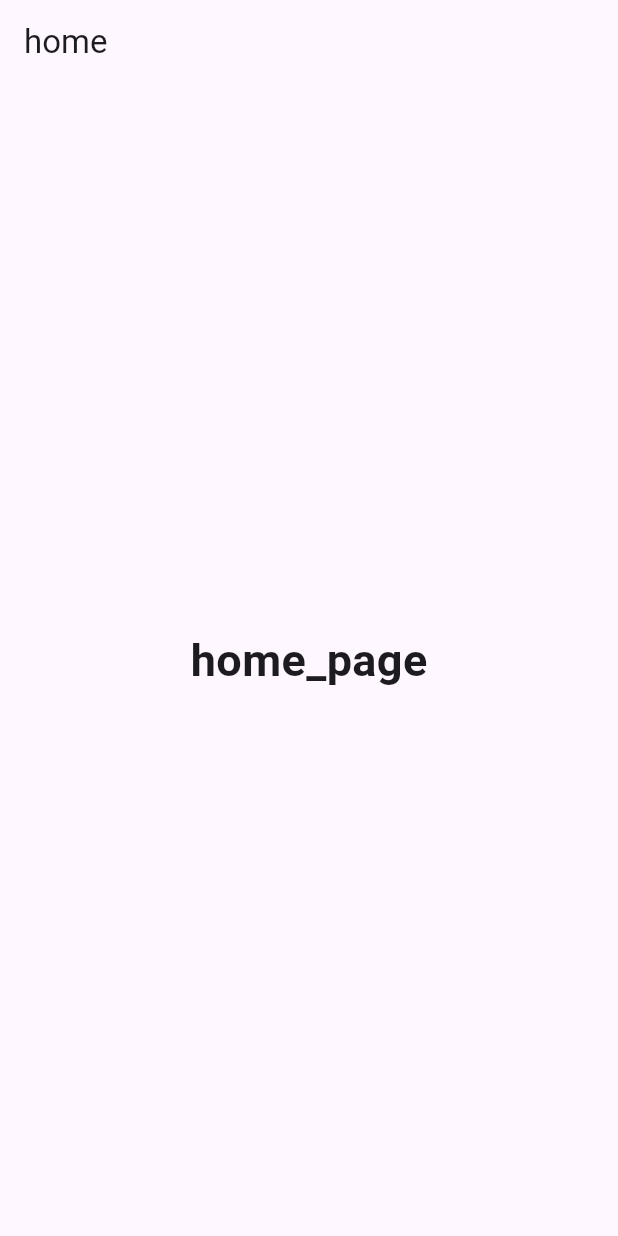
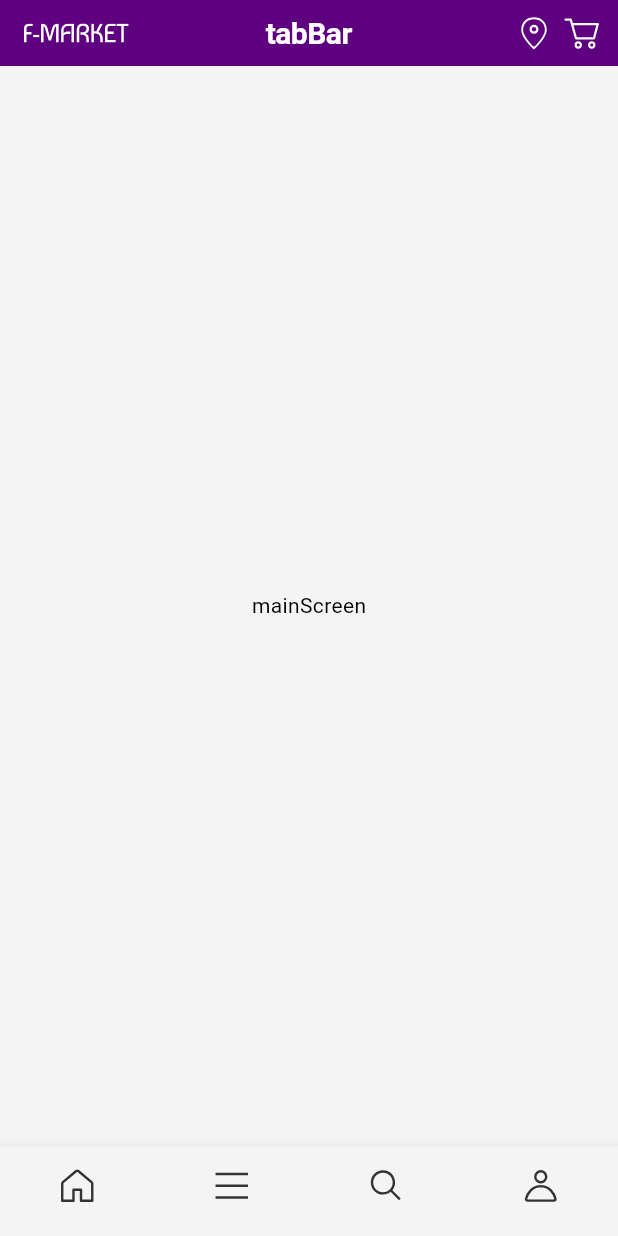
Before and after one commit to mousepotato03/e_commerce_app, a Flutter app: the screen it shows after launch, on a phone screen of 412 x 824 dp. Run offline on Flutter 3.47's test engine with Material 3 defaults, Android fonts, the phone set to English and light mode, and no system bars; our stand-ins replace flutter_svg, go_router; Roboto replaces fonts that are missing (Pretendard).

Commit message:
Scaffold 구조 잡기

```diff
--- /dev/null
+++ b/lib/core/theme/constant/app_colors.dart
@@ -0,0 +1,40 @@
+import 'dart:ui';
+
+import 'package:flutter/material.dart';
+
+class AppColors {
+  static const Color white = Color(0xFFFFFFFF);
+  static const Color black = Color(0xFF000000);
+
+  static const Color primary = Color(0xFF5F0080);
+  static const Color onPrimary = Color(0xFFFFFFFF);
+  static const Color secondary = Color(0xFFE86C3F);
+  static const Color onSecondary = Color(0xFFFFFFFF);
+
+  static const Color error = Color(0xFFFF5645);
+  static const Color onError = Color(0xFFFFFFFF);
+
+  static const Color background = Color(0xFFFFFFFF);
+  static const Color onBackground = Color(0xFF1E1B1E);
+
+  static const Color surface = Color(0xFFF4F4F4);
+  static const Color surfaceVariant = Color(0xFFD9D9D9);
+  static const Color onSurface = Color(0xFF1E1B1E);
+  static const Color onSurfaceVariant = Color.fromRGBO(25, 25, 35, 0.15);
+
+  static const Color primaryContainer = Color(0xFF6F1A8C);
+
+  static const Color inverseSurface = Color.fromRGBO(25, 25, 35, 0.74);
+  static const Color inversePrimary = Color.fromRGBO(189, 118, 255, 0.9);
+  static const Color onInverseSurface = Color(0xFFDDDDDD);
+
+  static const Color shadow = Color(0xFF000000);
+  static const Color outline = Color(0xFFDDDDDD);
+
+  // extended color
+  static const Color contentPrimary = Color(0xFF333333);
+  static const Color contentSecondary = Color(0xFF666666);
+  static const Color contentTertiary = Color(0xFF999999);
+  static const Color contentFourth = Color(0xFFB2B2B2);
+  static const Color positive = Color(0xFF74CD7C);
+}
--- /dev/null
+++ b/lib/core/theme/constant/app_icons.dart
@@ -0,0 +1,42 @@
+class AppIcons {
+  static const String mainLogo = 'assets/svg/main_logo.svg';
+  static const String location = 'assets/svg/icon-location.svg';
+  static const String cart = 'assets/svg/icon-cart.svg';
+  static const String chat = 'assets/svg/icon-chat.svg';
+  static const String checkMark = 'assets/svg/checkmark.svg';
+  static const String chevronRight = 'assets/svg/icon-chevron_right.svg';
+  static const String close = 'assets/svg/icon-close.svg';
+  static const String closeCircleFill = 'assets/svg/icon-close_alt_fill.svg';
+  static const String add = 'assets/svg/icon-add.svg';
+  static const String subtract = 'assets/svg/icon-subtract.svg';
+  static const String checkMarkCircle = 'assets/svg/icon-checkmark_circle.svg';
+  static const String checkMarkCircleFill =
+      'assets/svg/icon-checkmark_circle_fill.svg';
+  static const String chatKakaotalk = 'assets/svg/icon-kakaotalk_simple.svg';
+
+  static const String navHome = 'assets/svg/nav-home.svg';
+  static const String navHomeOn = 'assets/svg/nav-home_on.svg';
+
+  static const String navCategory = 'assets/svg/nav-category.svg';
+  static const String navCategoryOn = 'assets/svg/nav-category_on.svg';
+
+  static const String navSearch = 'assets/svg/nav-search.svg';
+  static const String navSearchOn = 'assets/svg/nav-search_on.svg';
+
+  static const String navUser = 'assets/svg/nav-user.svg';
+  static const String navUserOn = 'assets/svg/nav-user_on.svg';
+
+  //icon
+  static const String blog = 'assets/icon/ico_blog.png';
+  static const String fb = 'assets/icon/ico_fb.png';
+  static const String instagram = 'assets/icon/ico_instagram.png';
+  static const String naverpost = 'assets/icon/ico_naverpost.png';
+  static const String youtube = 'assets/icon/ico_youtube.png';
+
+  //image
+  static const String kakaoLogin = 'assets/image/kakao_login_btn.png';
+  static const String badge = 'assets/image/badge.png';
+
+  // lottie
+  static const String lottie_clock = 'assets/lottie/clock.json';
+}
--- /dev/null
+++ b/lib/core/theme/custom/custom_app_bar.dart
@@ -0,0 +1,59 @@
+import 'package:flutter/services.dart';
+
+import '../constant/app_colors.dart';
+
+class CustomAppBarTheme {
+  final SystemUiOverlayStyle systemUiOverlayStyle;
+  final Color backgroundColor;
+  final Color logoColor;
+  final Color iconColor;
+  final Color containerColor;
+  final Color indicatorColor;
+  final Color labelColor;
+  final Color unselectedLabelColor;
+  final Color badgeBgColor;
+  final Color badgeNumColor;
+
+  static const int animationDuration = 400;
+
+  static const double tabBarRadius = 30;
+
+  static final CustomAppBarTheme market = CustomAppBarTheme(
+    systemUiOverlayStyle: SystemUiOverlayStyle.light,
+    backgroundColor: AppColors.primary,
+    logoColor: AppColors.onPrimary,
+    iconColor: AppColors.onPrimary,
+    containerColor: AppColors.primaryContainer,
+    indicatorColor: AppColors.onPrimary,
+    labelColor: AppColors.primary,
+    unselectedLabelColor: AppColors.onPrimary,
+    badgeBgColor: AppColors.background,
+    badgeNumColor: AppColors.primary,
+  );
+
+  static final CustomAppBarTheme beauty = CustomAppBarTheme(
+    systemUiOverlayStyle: SystemUiOverlayStyle.dark,
+    backgroundColor: AppColors.background,
+    logoColor: AppColors.primary,
+    iconColor: AppColors.contentPrimary,
+    containerColor: AppColors.surface,
+    indicatorColor: AppColors.primary,
+    labelColor: AppColors.onPrimary,
+    unselectedLabelColor: AppColors.contentPrimary,
+    badgeBgColor: AppColors.primary,
+    badgeNumColor: AppColors.background,
+  );
+
+  CustomAppBarTheme({
+    required this.systemUiOverlayStyle,
+    required this.backgroundColor,
+    required this.logoColor,
+    required this.iconColor,
+    required this.containerColor,
+    required this.indicatorColor,
+    required this.labelColor,
+    required this.unselectedLabelColor,
+    required this.badgeBgColor,
+    required this.badgeNumColor,
+  });
+}
--- /dev/null
+++ b/lib/core/theme/custom/custom_font_weight.dart
@@ -0,0 +1,17 @@
+import 'package:flutter/material.dart';
+
+class CustomFontWeight {
+  static const FontWeight regular = FontWeight.w400;
+  static const FontWeight semiBold = FontWeight.w600;
+  static const FontWeight bold = FontWeight.w700;
+}
+
+extension TextStyleX on TextStyle? {
+  TextStyle? get regular =>
+      this?.copyWith(fontWeight: CustomFontWeight.regular);
+
+  TextStyle? get semiBold =>
+      this?.copyWith(fontWeight: CustomFontWeight.semiBold);
+
+  TextStyle? get bold => this?.copyWith(fontWeight: CustomFontWeight.bold);
+}
--- /dev/null
+++ b/lib/core/theme/custom/custom_theme.dart
@@ -0,0 +1,145 @@
+import 'package:flutter/material.dart';
+
+import '../constant/app_colors.dart';
+import 'custom_font_weight.dart';
+
+class CustomTheme {
+  /// Typography
+  static final textTheme = TextTheme(
+    displayLarge: TextStyle(
+      color: AppColors.black,
+      fontSize: 57,
+      fontWeight: CustomFontWeight.regular,
+      height: 68 / 57,
+    ),
+    displayMedium: TextStyle(
+      color: AppColors.black,
+      fontSize: 45,
+      fontWeight: CustomFontWeight.regular,
+      height: 54 / 45,
+    ),
+    displaySmall: TextStyle(
+      color: AppColors.black,
+      fontSize: 36,
+      fontWeight: CustomFontWeight.regular,
+      letterSpacing: -0.35,
+      height: 45 / 36,
+    ),
+    headlineLarge: TextStyle(
+      color: AppColors.black,
+      fontSize: 32,
+      fontWeight: CustomFontWeight.semiBold,
+      height: 40 / 32,
+    ),
+    headlineMedium: TextStyle(
+      color: AppColors.black,
+      fontSize: 22,
+      fontWeight: CustomFontWeight.semiBold,
+      height: 28 / 22,
+    ),
+    headlineSmall: TextStyle(
+      color: AppColors.black,
+      fontSize: 20,
+      fontWeight: CustomFontWeight.regular,
+      letterSpacing: -0.35,
+      height: 25 / 20,
+    ),
+    titleLarge: TextStyle(
+      color: AppColors.black,
+      fontSize: 18,
+      fontWeight: CustomFontWeight.regular,
+      letterSpacing: -0.35,
+      height: 23 / 18,
+    ),
+    titleMedium: TextStyle(
+      color: AppColors.black,
+      fontSize: 16,
+      fontWeight: CustomFontWeight.regular,
+      letterSpacing: 0.1,
+      height: 20 / 16,
+    ),
+    titleSmall: TextStyle(
+      color: AppColors.black,
+      fontSize: 14,
+      fontWeight: CustomFontWeight.regular,
+      letterSpacing: 0.12,
+      height: 18 / 14,
+    ),
+    bodyLarge: TextStyle(
+      color: AppColors.black,
+      fontSize: 16,
+      fontWeight: CustomFontWeight.regular,
+      letterSpacing: 0.5,
+      height: 24 / 16,
+    ),
+    bodyMedium: TextStyle(
+      color: AppColors.black,
+      fontSize: 14,
+      fontWeight: CustomFontWeight.regular,
+      letterSpacing: 0.25,
+      height: 21 / 14,
+    ),
+    bodySmall: TextStyle(
+      color: AppColors.black,
+      fontSize: 12,
+      fontWeight: CustomFontWeight.regular,
+      letterSpacing: 0.4,
+      height: 18 / 12,
+    ),
+    labelLarge: TextStyle(
+      color: AppColors.black,
+      fontSize: 13,
+      fontWeight: CustomFontWeight.regular,
+      letterSpacing: 0.5,
+      height: 16 / 13,
+    ),
+    labelMedium: TextStyle(
+      color: AppColors.black,
+      fontSize: 12,
+      fontWeight: CustomFontWeight.regular,
+      letterSpacing: 0.25,
+      height: 15 / 12,
+    ),
+    labelSmall: TextStyle(
+      color: AppColors.black,
+      fontSize: 11,
+      fontWeight: CustomFontWeight.regular,
+      height: 15 / 11,
+    ),
+  );
+
+  /// color_scheme
+  static final colorScheme = ColorScheme(
+    brightness: Brightness.light,
+    primary: AppColors.primary,
+    onPrimary: AppColors.onPrimary,
+    primaryContainer: AppColors.primaryContainer,
+    secondary: AppColors.secondary,
+    onSecondary: AppColors.onSecondary,
+    error: AppColors.error,
+    onError: AppColors.onError,
+    background: AppColors.background,
+    onBackground: AppColors.onBackground,
+    surface: AppColors.surface,
+    onSurface: AppColors.onSurface,
+    surfaceVariant: AppColors.surfaceVariant,
+    onSurfaceVariant: AppColors.onSurfaceVariant,
+    outline: AppColors.outline,
+    shadow: AppColors.shadow,
+    inverseSurface: AppColors.inverseSurface,
+    onInverseSurface: AppColors.onInverseSurface,
+    inversePrimary: AppColors.inversePrimary,
+  );
+}
+
+extension ColorSchemeEx on ColorScheme {
+  Color get positive => AppColors.positive;
+
+  Color get contentPrimary => AppColors.contentPrimary;
+
+  Color get contentSecondary => AppColors.contentSecondary;
+
+  Color get contentTertiary => AppColors.contentTertiary;
+
+  Color get contentFourth => AppColors.contentFourth;
+}
--- /dev/null
+++ b/lib/core/theme/theme_data.dart
@@ -0,0 +1,28 @@
+import 'package:flutter/material.dart';
+
+import 'constant/app_colors.dart';
+import 'custom/custom_font_weight.dart';
+import 'custom/custom_theme.dart';
+
+class CustomThemeData {
+  static ThemeData get themeData => ThemeData(
+        useMaterial3: true,
+        colorScheme: CustomTheme.colorScheme,
+        fontFamily: 'Pretendard',
+        textTheme: CustomTheme.textTheme,
+        dividerTheme: DividerThemeData(color: AppColors.outline),
+        tabBarTheme: TabBarTheme(
+          indicator: const UnderlineTabIndicator(
+            borderSide: BorderSide(color: AppColors.primary, width: 2),
+          ),
+          indicatorSize: TabBarIndicatorSize.tab,
+          labelColor: CustomTheme.colorScheme.primary,
+          labelStyle: CustomTheme.textTheme.titleSmall.semiBold,
+          unselectedLabelColor: CustomTheme.colorScheme.contentSecondary,
+          unselectedLabelStyle: CustomTheme.textTheme.titleSmall,
+          overlayColor: MaterialStatePropertyAll<Color>(
+            Colors.grey[300] ?? Colors.grey,
+          ),
+        ),
+      );
+}
--- a/lib/main.dart
+++ b/lib/main.dart
@@ -1,5 +1,7 @@
-import 'package:e_commerce_app/presentation/routes/routes.dart';
+import 'presentation/routes/routes.dart';
 import 'package:flutter/material.dart';
+
+import 'core/theme/theme_data.dart';
 
 
 void main() {
@@ -13,6 +15,7 @@ class MainApp extends StatelessWidget {
   Widget build(BuildContext context) {
     return MaterialApp.router(
       routerConfig: router,
+      theme: CustomThemeData.themeData,
     );
   }
 }
--- /dev/null
+++ b/lib/presentation/main/main_screen.dart
@@ -0,0 +1,80 @@
+import 'package:flutter/material.dart';
+import 'package:flutter_svg/flutter_svg.dart';
+
+import '../../core/theme/constant/app_icons.dart';
+
+class MainScreen extends StatelessWidget {
+  const MainScreen({super.key});
+
+  @override
+  Widget build(BuildContext context) {
+    return Scaffold(
+      appBar: PreferredSize(
+        preferredSize: Size.fromHeight(44),
+        child: Container(
+          color: Theme.of(context).colorScheme.primary,
+          padding: const EdgeInsets.symmetric(vertical: 6, horizontal: 8),
+          child: AppBar(
+            backgroundColor: Colors.transparent,
+            centerTitle: true,
+            title: Text(
+              "tabBar",
+              style: TextStyle(
+                  fontWeight: FontWeight.bold,
+                  fontSize: 20,
+                  color: Colors.white),
+            ),
+            leadingWidth: 86,
+            actions: [
+              Padding(
+                padding: const EdgeInsets.all(4.0),
+                child: SvgPicture.asset(
+                  AppIcons.location,
+                  colorFilter: ColorFilter.mode(
+                      Theme.of(context).colorScheme.background,
+                      BlendMode.srcIn),
+                ),
+              ),
+              Padding(
+                padding: const EdgeInsets.all(4.0),
+                child: SvgPicture.asset(
+                  AppIcons.cart,
+                  colorFilter: ColorFilter.mode(
+                      Theme.of(context).colorScheme.background,
+                      BlendMode.srcIn),
+                ),
+              ),
+            ],
+            leading: Padding(
+                padding: const EdgeInsets.all(8.0),
+                child: SvgPicture.asset(AppIcons.mainLogo)),
+          ),
+        ),
+      ),
+      body: Center(child: Text("mainScreen")),
+      bottomNavigationBar: BottomNavigationBar(
+        showSelectedLabels: false,
+        showUnselectedLabels: false,
+        type: BottomNavigationBarType.fixed,
+        items: [
+          BottomNavigationBarItem(
+            icon: SvgPicture.asset(AppIcons.navHome),
+            label: 'home',
+          ),
+          BottomNavigationBarItem(
+            icon: SvgPicture.asset(AppIcons.navCategory),
+            label: 'category',
+          ),
+          BottomNavigationBarItem(
+            icon: SvgPicture.asset(AppIcons.navSearch),
+            label: 'search',
+          ),
+          BottomNavigationBarItem(
+            icon: SvgPicture.asset(AppIcons.navUser),
+            label: 'user',
+          ),
+        ],
+      ),
+    );
+  }
+}
--- a/lib/presentation/pages/splash/splash_page.dart
+++ b/lib/presentation/pages/splash/splash_page.dart
@@ -4,6 +4,7 @@ import 'package:flutter/material.dart';
 import 'package:flutter_svg/flutter_svg.dart';
 import 'package:go_router/go_router.dart';
 
+import '../../../core/theme/constant/app_icons.dart';
 import '../../routes/route_path.dart';
 
 class SplashPage extends StatefulWidget {
@@ -16,16 +17,15 @@ class SplashPage extends StatefulWidget {
 class _SplashPageState extends State<SplashPage> {
   @override
   void initState() {
-    //TODO: SPLASH 수정 할 것
     super.initState();
-    Timer(Duration(seconds: 2),()=> context.go(RoutePath.home));
+    Timer(Duration(seconds: 2),()=> context.go(RoutePath.main));
   }
   @override
   Widget build(BuildContext context) {
     return Scaffold(
-      backgroundColor: Color(0xFF5F0080),
+      backgroundColor: Theme.of(context).colorScheme.primary,
       body: Center(
-        child: SvgPicture.asset("assets/svg/main_logo.svg"),
+        child: SvgPicture.asset(AppIcons.mainLogo),
       ),
     );
   }
--- a/lib/presentation/routes/route_path.dart
+++ b/lib/presentation/routes/route_path.dart
@@ -1,5 +1,7 @@
 class RoutePath{
-  static const String home = "/home";
+  //main_screen
+  static const String main = "/";
 
+  //splash_page
   static const String splash = "/splash";
 }
--- a/lib/presentation/routes/routes.dart
+++ b/lib/presentation/routes/routes.dart
@@ -1,6 +1,6 @@
 import 'package:go_router/go_router.dart';
 
-import '../pages/home/home_page.dart';
+import '../main/main_screen.dart';
 import '../pages/splash/splash_page.dart';
 import 'route_path.dart';
 
@@ -12,9 +12,9 @@ final GoRouter router = GoRouter(
       builder: (context, state) => const SplashPage(),
     ),
     GoRoute(
-      path: RoutePath.home,
-      name: "home",
-      builder: (context, state) => const HomePage(),
+      path: RoutePath.main,
+      name: "main",
+      builder: (context, state) => const MainScreen(),
     ),
   ],
   initialLocation: "/splash",
```
